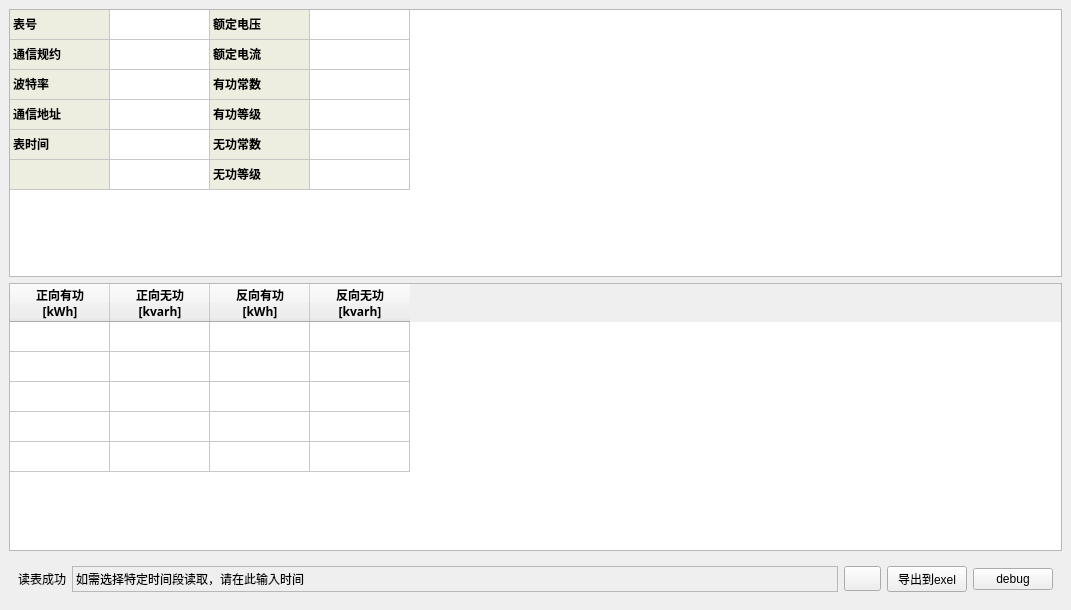
Old version of the form bysx/mainwindow.ui in the repository sgh579/bysx.
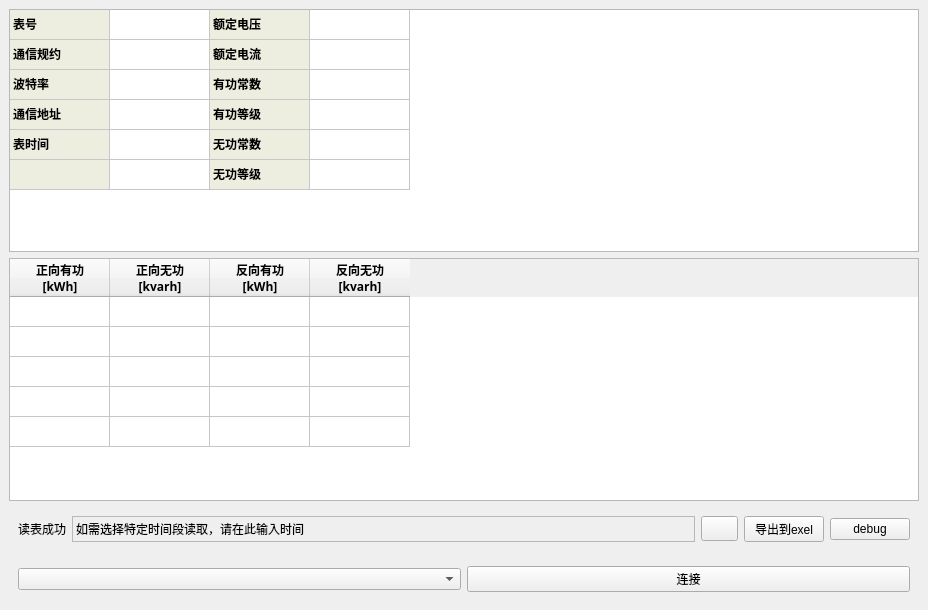
New version of the form. Icons and pictures are not drawn.

What changed in the file:
```diff
--- a/bysx/mainwindow.ui
+++ b/bysx/mainwindow.ui
@@ -6,7 +6,7 @@
    <rect>
     <x>0</x>
     <y>0</y>
-    <width>1071</width>
+    <width>928</width>
     <height>610</height>
    </rect>
   </property>
@@ -606,6 +606,22 @@
       </layout>
      </widget>
     </item>
+    <item>
+     <widget class="QWidget" name="widget_2" native="true">
+      <layout class="QHBoxLayout" name="horizontalLayout_2">
+       <item>
+        <widget class="QComboBox" name="serialPort_comboBox"/>
+       </item>
+       <item>
+        <widget class="QPushButton" name="pushButton_2">
+         <property name="text">
+          <string>连接</string>
+         </property>
+        </widget>
+       </item>
+      </layout>
+     </widget>
+    </item>
    </layout>
   </widget>
   <widget class="QMenuBar" name="menubar">
```
Left out of the diff: 2 changed lines with no effect on the pictures.
